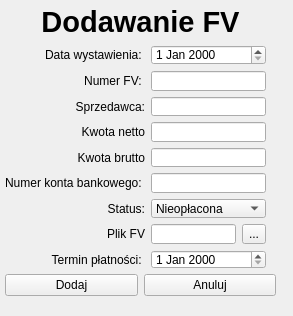
Above: layout/dodawanie_faktury.ui from Buczek05/Faktury-zarzadzanie before the change. Below: the same form after it.
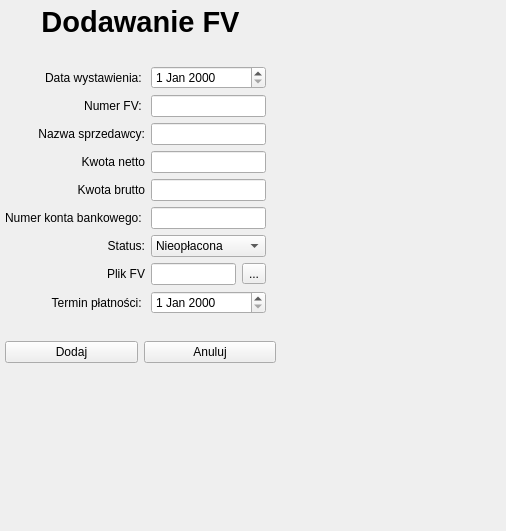
That is the form after the change.

The edit to the form file:
```diff
--- a/layout/dodawanie_faktury.ui
+++ b/layout/dodawanie_faktury.ui
@@ -6,8 +6,8 @@
    <rect>
     <x>0</x>
     <y>0</y>
-    <width>293</width>
-    <height>316</height>
+    <width>506</width>
+    <height>531</height>
    </rect>
   </property>
   <property name="windowTitle">
@@ -19,7 +19,7 @@
      <x>0</x>
      <y>0</y>
      <width>281</width>
-     <height>301</height>
+     <height>368</height>
     </rect>
    </property>
    <layout class="QVBoxLayout" name="verticalLayout" stretch="1,1,9,1,1">
@@ -66,41 +66,20 @@
      </spacer>
     </item>
     <item>
-     <layout class="QGridLayout" name="gridLayout" rowstretch="0,0,0,0,0,0,0,0,0,0,0" columnstretch="1,1">
+     <layout class="QGridLayout" name="gridLayout" rowstretch="0,0,0,0,0,0,0,0,0,0,0" columnstretch="1,0">
       <property name="rightMargin">
        <number>10</number>
       </property>
-      <item row="9" column="1">
-       <layout class="QHBoxLayout" name="horizontalLayout_2" stretch="0,0">
-        <item>
-         <widget class="QLineEdit" name="lineEdit_file_name">
-          <property name="readOnly">
-           <bool>true</bool>
-          </property>
-         </widget>
-        </item>
-        <item>
-         <widget class="QToolButton" name="toolButton_open_file">
-          <property name="text">
-           <string>...</string>
-          </property>
-         </widget>
-        </item>
-       </layout>
-      </item>
-      <item row="9" column="0">
-       <widget class="QLabel" name="label_plik_fv">
+      <item row="0" column="0">
+       <widget class="QLabel" name="label_termin_wystawienia">
         <property name="text">
-         <string>Plik FV</string>
+         <string>Data wystawienia: </string>
         </property>
         <property name="alignment">
          <set>Qt::AlignRight|Qt::AlignTrailing|Qt::AlignVCenter</set>
         </property>
        </widget>
       </item>
-      <item row="0" column="1">
-       <widget class="QDateEdit" name="dateEdit_data_wystawienia"/>
-      </item>
       <item row="7" column="1">
        <widget class="QComboBox" name="comboBox">
         <item>
@@ -115,11 +94,15 @@
         </item>
        </widget>
       </item>
-      <item row="6" column="1">
-       <widget class="QLineEdit" name="lineedit_numer_konta"/>
-      </item>
-      <item row="5" column="1">
-       <widget class="QLineEdit" name="lineedit_kwota_brutto"/>
+      <item row="3" column="0">
+       <widget class="QLabel" name="label_sprzedawca">
+        <property name="text">
+         <string>Nazwa sprzedawcy:</string>
+        </property>
+        <property name="alignment">
+         <set>Qt::AlignRight|Qt::AlignTrailing|Qt::AlignVCenter</set>
+        </property>
+       </widget>
       </item>
       <item row="2" column="0">
        <widget class="QLabel" name="label_numer_fv">
@@ -131,25 +114,18 @@
         </property>
        </widget>
       </item>
-      <item row="0" column="0">
-       <widget class="QLabel" name="label_termin_wystawienia">
+      <item row="9" column="0">
+       <widget class="QLabel" name="label_plik_fv">
         <property name="text">
-         <string>Data wystawienia: </string>
+         <string>Plik FV</string>
         </property>
         <property name="alignment">
          <set>Qt::AlignRight|Qt::AlignTrailing|Qt::AlignVCenter</set>
         </property>
        </widget>
       </item>
-      <item row="3" column="0">
-       <widget class="QLabel" name="label_sprzedawca">
-        <property name="text">
-         <string>Sprzedawca:</string>
-        </property>
-        <property name="alignment">
-         <set>Qt::AlignRight|Qt::AlignTrailing|Qt::AlignVCenter</set>
-        </property>
-       </widget>
+      <item row="0" column="1">
+       <widget class="QDateEdit" name="dateEdit_data_wystawienia"/>
       </item>
       <item row="4" column="0">
        <widget class="QLabel" name="label_kwota_netto">
@@ -171,16 +147,6 @@
         </property>
        </widget>
       </item>
-      <item row="6" column="0">
-       <widget class="QLabel" name="label_nr_konta">
-        <property name="text">
-         <string>Numer konta bankowego: </string>
-        </property>
-        <property name="alignment">
-         <set>Qt::AlignRight|Qt::AlignTrailing|Qt::AlignVCenter</set>
-        </property>
-       </widget>
-      </item>
       <item row="5" column="0">
        <widget class="QLabel" name="label_kwota_brutto">
         <property name="text">
@@ -191,15 +157,25 @@
         </property>
        </widget>
       </item>
+      <item row="2" column="1">
+       <widget class="QLineEdit" name="lineedit_numer_fv"/>
+      </item>
+      <item row="6" column="0">
+       <widget class="QLabel" name="label_nr_konta">
+        <property name="text">
+         <string>Numer konta bankowego: </string>
+        </property>
+        <property name="alignment">
+         <set>Qt::AlignRight|Qt::AlignTrailing|Qt::AlignVCenter</set>
+        </property>
+       </widget>
+      </item>
       <item row="4" column="1">
        <widget class="QLineEdit" name="lineedit_kwota_netto"/>
       </item>
       <item row="3" column="1">
        <widget class="QLineEdit" name="lineedit_sprzedawca"/>
       </item>
-      <item row="2" column="1">
-       <widget class="QLineEdit" name="lineedit_numer_fv"/>
-      </item>
       <item row="10" column="0">
        <widget class="QLabel" name="label_termin_platnosci">
         <property name="text">
@@ -210,9 +186,33 @@
         </property>
        </widget>
       </item>
+      <item row="6" column="1">
+       <widget class="QLineEdit" name="lineedit_numer_konta"/>
+      </item>
       <item row="10" column="1">
        <widget class="QDateEdit" name="dateEdit_termin_platnosci"/>
       </item>
+      <item row="5" column="1">
+       <widget class="QLineEdit" name="lineedit_kwota_brutto"/>
+      </item>
+      <item row="9" column="1">
+       <layout class="QHBoxLayout" name="horizontalLayout_2" stretch="0,0">
+        <item>
+         <widget class="QLineEdit" name="lineEdit_file_name">
+          <property name="readOnly">
+           <bool>true</bool>
+          </property>
+         </widget>
+        </item>
+        <item>
+         <widget class="QToolButton" name="toolButton_open_file">
+          <property name="text">
+           <string>...</string>
+          </property>
+         </widget>
+        </item>
+       </layout>
+      </item>
      </layout>
     </item>
     <item>
```
